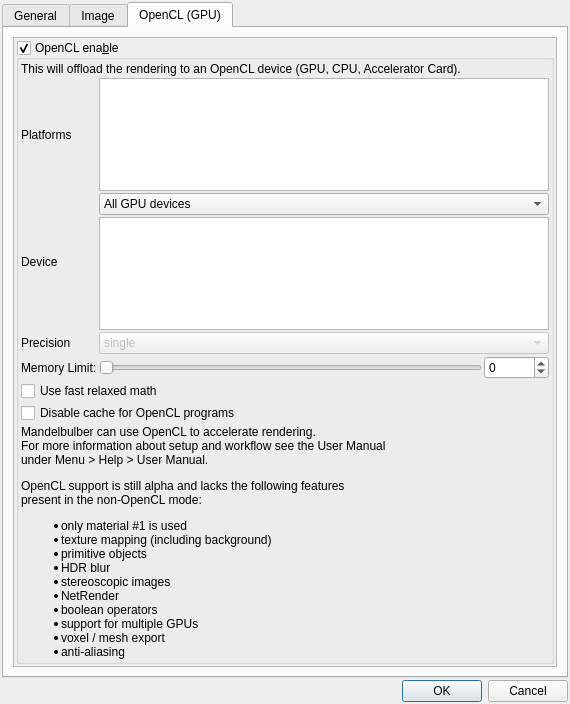
This is mandelbulber2/qt/preferences_dialog.ui in buddhi1980/mandelbulber2 as Qt 5 draws it before an edit. The edited form follows.
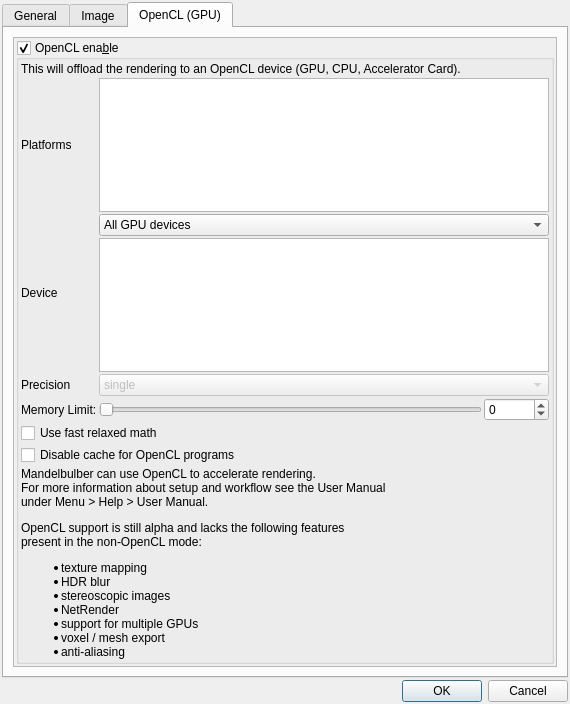
This is the edited form. The open tabs and pages were chosen to show the change. Icons and pictures are not drawn. Custom widgets are drawn as their Qt base class.

Patch:
```diff
--- a/mandelbulber2/qt/preferences_dialog.ui
+++ b/mandelbulber2/qt/preferences_dialog.ui
@@ -976,8 +976,8 @@
            <rect>
             <x>0</x>
             <y>0</y>
-            <width>565</width>
-            <height>618</height>
+            <width>546</width>
+            <height>628</height>
            </rect>
           </property>
           <layout class="QVBoxLayout" name="verticalLayout_OpenCL">
@@ -1196,7 +1196,7 @@
               <item>
                <widget class="QLabel" name="label_explanation_opencl_missing_features">
                 <property name="text">
-                 <string>&lt;html&gt;&lt;head/&gt;&lt;body&gt;&lt;p&gt;Mandelbulber can use OpenCL to accelerate rendering.&lt;br/&gt;For more information about setup and workflow see the User Manual&lt;br/&gt;under Menu &amp;gt; Help &amp;gt; User Manual.&lt;/p&gt;&lt;p&gt;OpenCL support is still alpha and lacks the following features&lt;br/&gt;present in the non-OpenCL mode:&lt;/p&gt;&lt;ul style=&quot;margin-top: 0px; margin-bottom: 0px; margin-left: 0px; margin-right: 0px; -qt-list-indent: 1;&quot;&gt;&lt;li style=&quot; margin-top:12px; margin-bottom:0px; margin-left:0px; margin-right:0px; -qt-block-indent:0; text-indent:0px;&quot;&gt;only material #1 is used&lt;/li&gt;&lt;li style=&quot; margin-top:0px; margin-bottom:0px; margin-left:0px; margin-right:0px; -qt-block-indent:0; text-indent:0px;&quot;&gt;texture mapping (including background)&lt;/li&gt;&lt;li style=&quot; margin-top:0px; margin-bottom:0px; margin-left:0px; margin-right:0px; -qt-block-indent:0; text-indent:0px;&quot;&gt;primitive objects&lt;/li&gt;&lt;li style=&quot; margin-top:0px; margin-bottom:0px; margin-left:0px; margin-right:0px; -qt-block-indent:0; text-indent:0px;&quot;&gt;HDR blur&lt;/li&gt;&lt;li style=&quot; margin-top:0px; margin-bottom:0px; margin-left:0px; margin-right:0px; -qt-block-indent:0; text-indent:0px;&quot;&gt;stereoscopic images&lt;/li&gt;&lt;li style=&quot; margin-top:0px; margin-bottom:0px; margin-left:0px; margin-right:0px; -qt-block-indent:0; text-indent:0px;&quot;&gt;NetRender&lt;/li&gt;&lt;li style=&quot; margin-top:0px; margin-bottom:0px; margin-left:0px; margin-right:0px; -qt-block-indent:0; text-indent:0px;&quot;&gt;boolean operators&lt;/li&gt;&lt;li style=&quot; margin-top:0px; margin-bottom:0px; margin-left:0px; margin-right:0px; -qt-block-indent:0; text-indent:0px;&quot;&gt;support for multiple GPUs&lt;/li&gt;&lt;li style=&quot; margin-top:0px; margin-bottom:0px; margin-left:0px; margin-right:0px; -qt-block-indent:0; text-indent:0px;&quot;&gt;voxel / mesh export&lt;/li&gt;&lt;li style=&quot; margin-top:0px; margin-bottom:0px; margin-left:0px; margin-right:0px; -qt-block-indent:0; text-indent:0px;&quot;&gt;anti-aliasing&lt;/li&gt;&lt;/ul&gt;&lt;/body&gt;&lt;/html&gt;</string>
+                 <string>&lt;html&gt;&lt;head/&gt;&lt;body&gt;&lt;p&gt;Mandelbulber can use OpenCL to accelerate rendering.&lt;br/&gt;For more information about setup and workflow see the User Manual&lt;br/&gt;under Menu &amp;gt; Help &amp;gt; User Manual.&lt;/p&gt;&lt;p&gt;OpenCL support is still alpha and lacks the following features&lt;br/&gt;present in the non-OpenCL mode:&lt;/p&gt;&lt;ul style=&quot;margin-top: 0px; margin-bottom: 0px; margin-left: 0px; margin-right: 0px; -qt-list-indent: 1;&quot;&gt;&lt;li style=&quot; margin-top:0px; margin-bottom:0px; margin-left:0px; margin-right:0px; -qt-block-indent:0; text-indent:0px;&quot;&gt;texture mapping&lt;/li&gt;&lt;li style=&quot; margin-top:0px; margin-bottom:0px; margin-left:0px; margin-right:0px; -qt-block-indent:0; text-indent:0px;&quot;&gt;HDR blur&lt;/li&gt;&lt;li style=&quot; margin-top:0px; margin-bottom:0px; margin-left:0px; margin-right:0px; -qt-block-indent:0; text-indent:0px;&quot;&gt;stereoscopic images&lt;/li&gt;&lt;li style=&quot; margin-top:0px; margin-bottom:0px; margin-left:0px; margin-right:0px; -qt-block-indent:0; text-indent:0px;&quot;&gt;NetRender&lt;/li&gt;&lt;li style=&quot; margin-top:0px; margin-bottom:0px; margin-left:0px; margin-right:0px; -qt-block-indent:0; text-indent:0px;&quot;&gt;support for multiple GPUs&lt;/li&gt;&lt;li style=&quot; margin-top:0px; margin-bottom:0px; margin-left:0px; margin-right:0px; -qt-block-indent:0; text-indent:0px;&quot;&gt;voxel / mesh export&lt;/li&gt;&lt;li style=&quot; margin-top:0px; margin-bottom:0px; margin-left:0px; margin-right:0px; -qt-block-indent:0; text-indent:0px;&quot;&gt;anti-aliasing&lt;/li&gt;&lt;/ul&gt;&lt;/body&gt;&lt;/html&gt;</string>
                 </property>
                </widget>
               </item>
```
Left out of the diff: 8 changed lines with no effect on the pictures.
